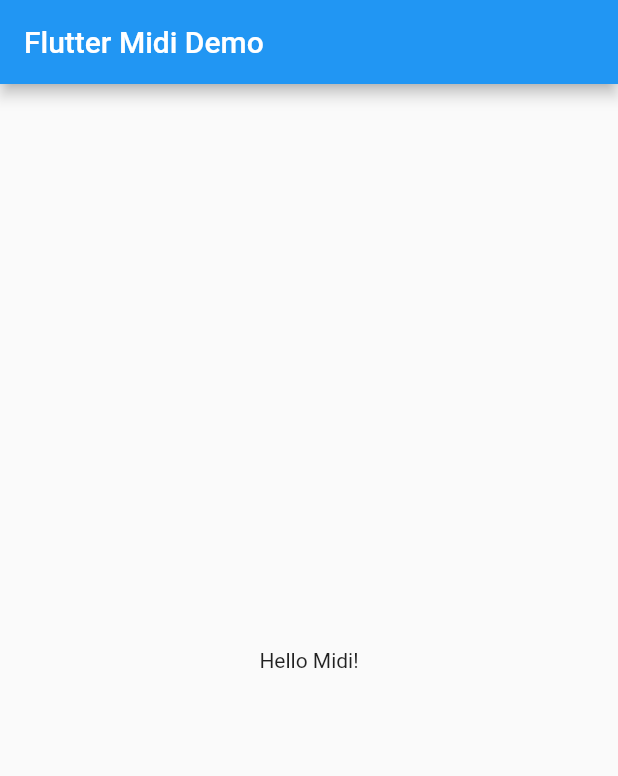
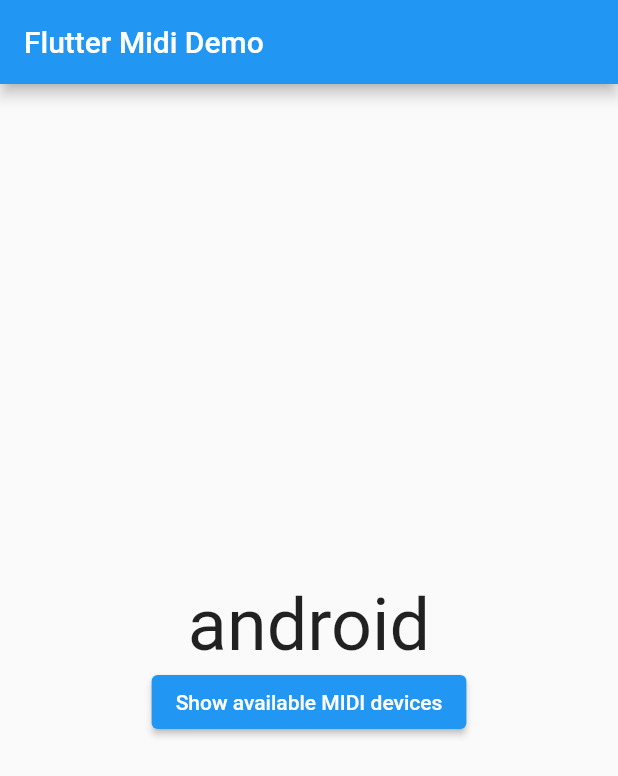
Before and after one commit to ebarooni/flutter_midi_demo, a Flutter app: the screen it shows after launch, on a phone screen of 412 x 824 dp. Shown: the top 776 px of the screen. Run offline on Flutter 3.47's test engine with Material 2 defaults, Android fonts, the phone set to English and light mode, and no system bars; missing offline and left inert: flutter_midi_command.

Commit message:
printing available midi devices

```diff
--- a/lib/main.dart
+++ b/lib/main.dart
@@ -1,4 +1,5 @@
 import 'package:flutter/material.dart';
+import 'midi_controller/midi_controller.dart';
 
 void main() {
   runApp(const MyApp());
@@ -15,9 +16,7 @@ class MyApp extends StatelessWidget {
         appBar: AppBar(
           title: const Text('Flutter Midi Demo'),
         ),
-        body: const Center(
-          child: Text('Hello Midi!'),
-        ),
+        body: const MidiController(),
       ),
     );
   }
--- /dev/null
+++ b/lib/midi_controller/midi_controller.dart
@@ -0,0 +1,31 @@
+import 'package:flutter/material.dart';
+import 'package:flutter_midi_command/flutter_midi_command.dart';
+import 'dart:io' show Platform;
+
+class MidiController extends StatefulWidget {
+  const MidiController({Key? key}) : super(key: key);
+
+  @override
+  State<MidiController> createState() => _MidiControllerState();
+}
+
+class _MidiControllerState extends State<MidiController> {
+  @override
+  Widget build(BuildContext context) {
+    return Center(
+      child: Column(
+        mainAxisAlignment: MainAxisAlignment.center,
+        children: [
+          Text(
+            Platform.operatingSystem,
+            style: const TextStyle(fontSize: 48),
+          ),
+          ElevatedButton(
+            onPressed: () => MidiCommand().devices.then((List<MidiDevice>? midiDevicesList) => print(midiDevicesList)),
+            child: const Text('Show available MIDI devices'),
+          ),
+        ],
+      ),
+    );
+  }
+}
```
Also changed, not shown: 3 other files.
